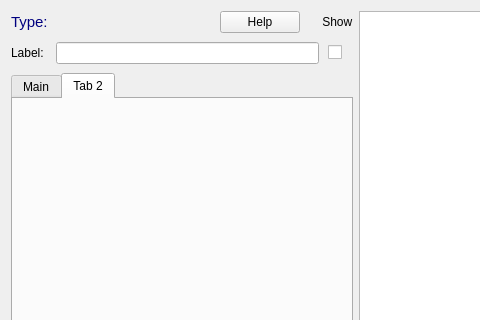
Before: the Qt Designer form src/gui/circuitwidget/properties/propdialog.ui in jeroenwk/SimulIDE, drawn with Qt 5; both pictures show x 0 to 480 and y 0 to 320 of the 760 by 401 pixel window.
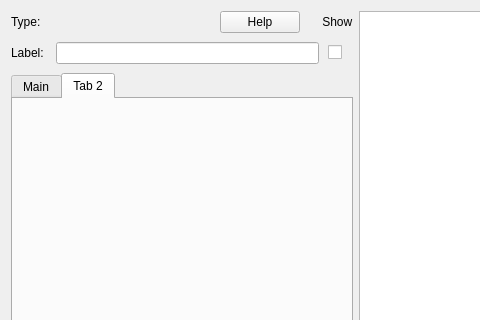
After: the same form once the commit is applied.

Diff of the .ui file:
```diff
--- a/src/gui/circuitwidget/properties/propdialog.ui
+++ b/src/gui/circuitwidget/properties/propdialog.ui
@@ -47,48 +47,6 @@
       <layout class="QHBoxLayout" name="horizontalLayout_2">
        <item>
         <widget class="QLabel" name="type">
-         <property name="palette">
-          <palette>
-           <active>
-            <colorrole role="WindowText">
-             <brush brushstyle="SolidPattern">
-              <color alpha="255">
-               <red>0</red>
-               <green>0</green>
-               <blue>127</blue>
-              </color>
-             </brush>
-            </colorrole>
-           </active>
-           <inactive>
-            <colorrole role="WindowText">
-             <brush brushstyle="SolidPattern">
-              <color alpha="255">
-               <red>0</red>
-               <green>0</green>
-               <blue>127</blue>
-              </color>
-             </brush>
-            </colorrole>
-           </inactive>
-           <disabled>
-            <colorrole role="WindowText">
-             <brush brushstyle="SolidPattern">
-              <color alpha="255">
-               <red>190</red>
-               <green>190</green>
-               <blue>190</blue>
-              </color>
-             </brush>
-            </colorrole>
-           </disabled>
-          </palette>
-         </property>
-         <property name="font">
-          <font>
-           <pointsize>11</pointsize>
-          </font>
-         </property>
          <property name="text">
           <string>Type: </string>
          </property>
```
